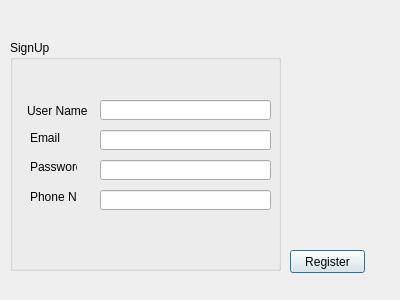
Old version of the form signup.ui in the repository SyedMTaseen/DataSeed.
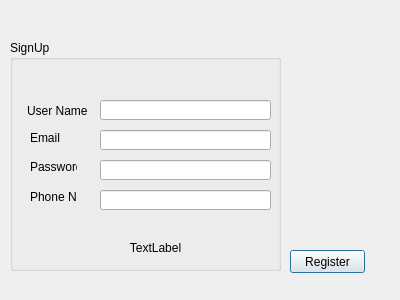
New version of the form. Icons and pictures are not drawn.

Commit message: login & signup done

Diff of the .ui file:
```diff
--- a/signup.ui
+++ b/signup.ui
@@ -146,6 +146,22 @@
      </rect>
     </property>
    </widget>
+   <widget class="QLabel" name="Lerror">
+    <property name="geometry">
+     <rect>
+      <x>60</x>
+      <y>200</y>
+      <width>171</width>
+      <height>16</height>
+     </rect>
+    </property>
+    <property name="text">
+     <string>TextLabel</string>
+    </property>
+    <property name="alignment">
+     <set>Qt::AlignCenter</set>
+    </property>
+   </widget>
   </widget>
  </widget>
  <resources/>
```
Left out of the diff: 7 changed lines with no effect on the pictures. The commit also changes 4 other files.
